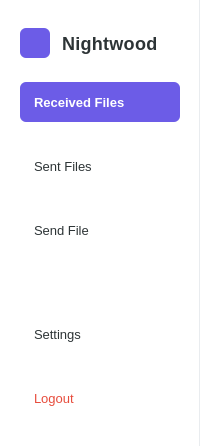
Old version of the form src/ui/utils/navbar/navbar.ui in the repository Fred-Sheppard/Eastwood.
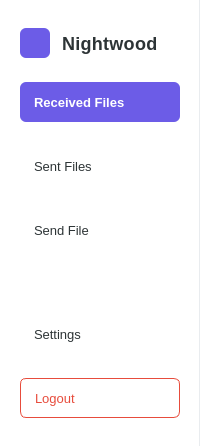
New version of the form.

Commit message: Add outline to logout button

```diff
--- a/src/ui/utils/navbar/navbar.ui
+++ b/src/ui/utils/navbar/navbar.ui
@@ -222,6 +222,7 @@
   border-radius: 6px;
   text-align: left;
   padding-left: 14px;
+  border: 1px solid #e74c3c;
 }
 QPushButton:hover {
   background-color: #fff5f5;
```
Left out of the diff: 2 changed lines with no effect on the pictures. The commit also changes 4 other files.
